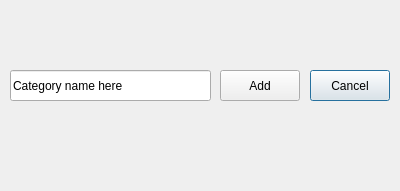
Old version of the form catdialog.ui in the repository lucastmah/NWHacks2022.
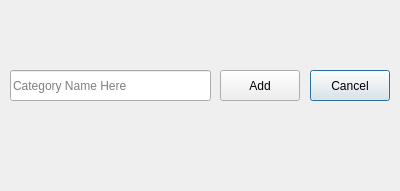
New version of the form.

Commit message:
placeholder text
changed category text to placeholder text

```diff
--- a/catdialog.ui
+++ b/catdialog.ui
@@ -49,7 +49,10 @@
     </rect>
    </property>
    <property name="text">
-    <string>Category name here</string>
+    <string/>
+   </property>
+   <property name="placeholderText">
+    <string>Category Name Here</string>
    </property>
   </widget>
  </widget>
```
